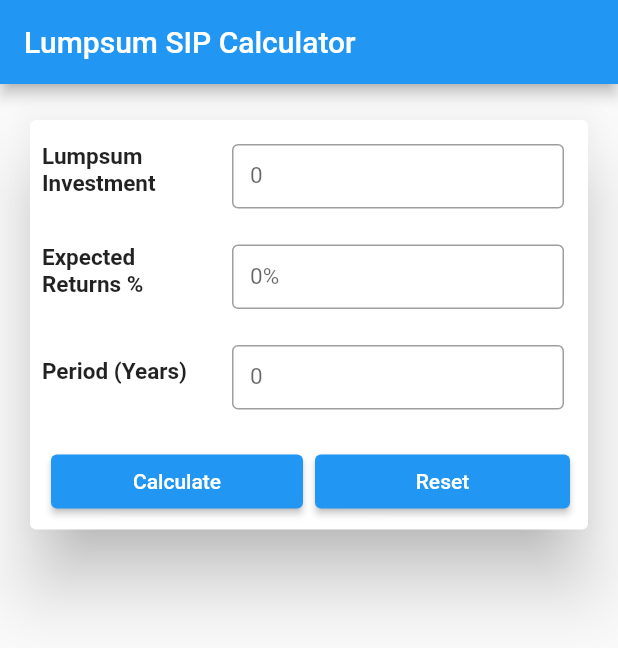
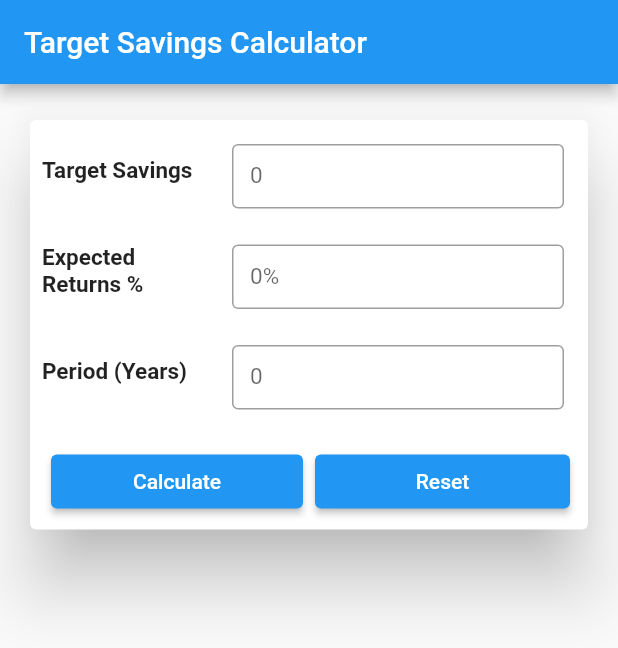
Before and after one commit to Philosopher-G33k/sip_calculator, a Flutter app: the screen it shows after launch, on a phone screen of 412 x 824 dp. Shown: the top 648 px of the screen. Run offline on Flutter 3.47's test engine with Material 2 defaults, Android fonts, the phone set to English and light mode, and no system bars; our stand-ins replace fl_chart.

Commit message:
Adds target savings screen and related logic

```diff
--- a/lib/main.dart
+++ b/lib/main.dart
@@ -1,6 +1,7 @@
 import 'package:flutter/material.dart';
 import './screens/monthly_sip_screen/monthly_sip_screen.dart';
 import './screens/lumpsum_sip_screen/lumpsum_sip_screen.dart';
+import './screens/target_sip_screen/target_sip_screen.dart';
 
 void main() {
   runApp(const MainApp());
@@ -15,7 +16,7 @@ class MainApp extends StatelessWidget {
       theme: ThemeData(
         primarySwatch: Colors.blue,
       ),
-      home: const LumpsumSipScreen(),
+      home: const TargetSipScreen(),
     );
   }
 }
--- /dev/null
+++ b/lib/screens/target_sip_screen/target_sip_screen.dart
@@ -0,0 +1,72 @@
+import 'dart:math';
+
+import 'package:flutter/material.dart';
+import '../reusable/sip_form.dart';
+import '../reusable/sip_maturity.dart';
+
+class TargetSipScreen extends StatefulWidget {
+  const TargetSipScreen({super.key});
+
+  @override
+  State<TargetSipScreen> createState() => _TargetSipScreenState();
+}
+
+class _TargetSipScreenState extends State<TargetSipScreen> {
+  var isSIPCalculationReady = false;
+
+  var sipMaturityValue = 0;
+  var initialInvestmentAmount = 0;
+  var estimatedReturns = 0;
+
+  void resetHanlder() {
+    setState(() {
+      isSIPCalculationReady = false;
+    });
+  }
+
+  void calculateMonthlySIP(
+      double targetSavings, double duration, double returnPercentage) {
+    final convertedPercentage = returnPercentage / 1200;
+    final convertedDuration = duration * 12;
+    final monthlyInvestment = (targetSavings) /
+        ((pow(1 + convertedPercentage, convertedDuration) - 1) *
+            ((1 + convertedPercentage).toInt() / (convertedPercentage)).ceil());
+
+    setState(() {
+      sipMaturityValue = monthlyInvestment.toInt();
+      initialInvestmentAmount = (monthlyInvestment * 12 * 20).toInt();
+      estimatedReturns = (targetSavings - monthlyInvestment * 12 * 20).toInt();
+      isSIPCalculationReady = true;
+    });
+  }
+
+  @override
+  Widget build(BuildContext context) {
+    return Scaffold(
+      appBar: AppBar(
+        title: const Text("Target Savings Calculator"),
+      ),
+      body: SingleChildScrollView(
+        child: Center(
+          child: Column(
+            children: [
+              SipForm(
+                calculateSIPWith: calculateMonthlySIP,
+                resetHandler: resetHanlder,
+                investmentFieldTitle: "Target Savings",
+              ),
+              if (isSIPCalculationReady)
+                SipMaturity(
+                  sipMaturityValue: sipMaturityValue.toString(),
+                  estimatedReturns: estimatedReturns.toString(),
+                  initialInvestmentAmount: initialInvestmentAmount.toString(),
+                  title1Text:
+                      "Your monthly investments to meet your target would be",
+                ),
+            ],
+          ),
+        ),
+      ),
+    );
+  }
+}
```
Also changed, not shown: lib/screens/reusable/sip_maturity.dart (+21 -12 lines).
